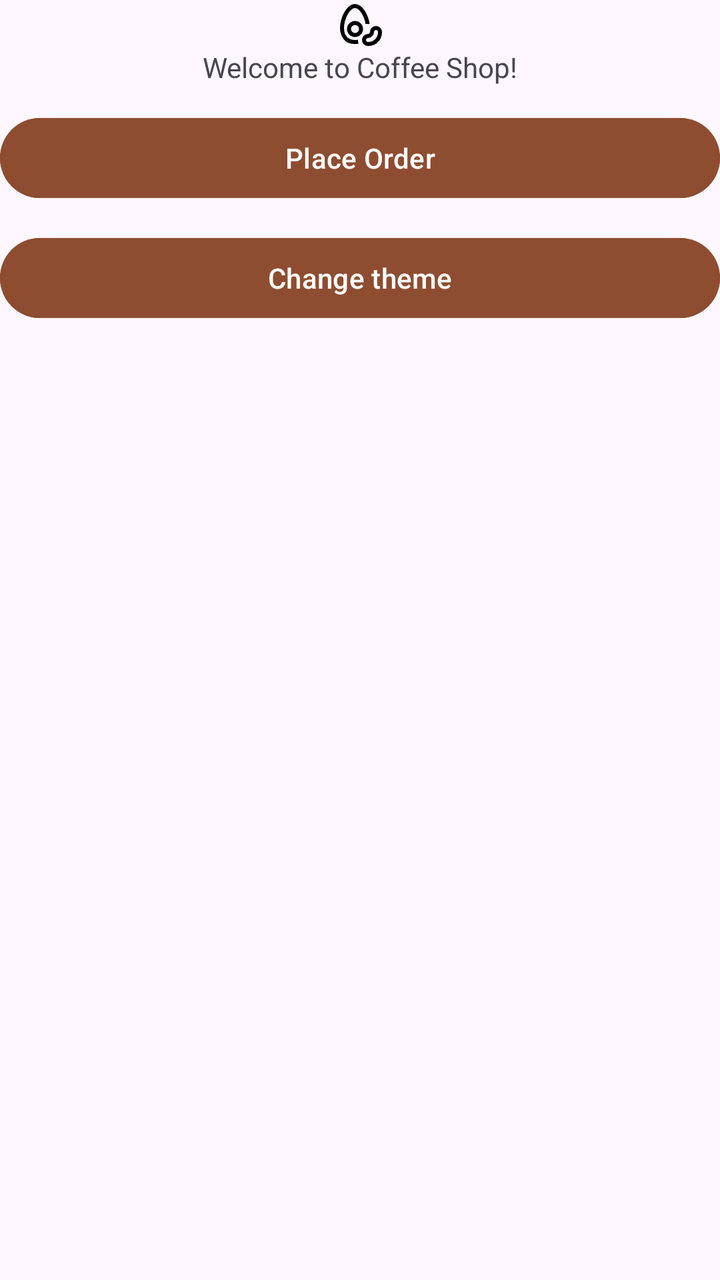
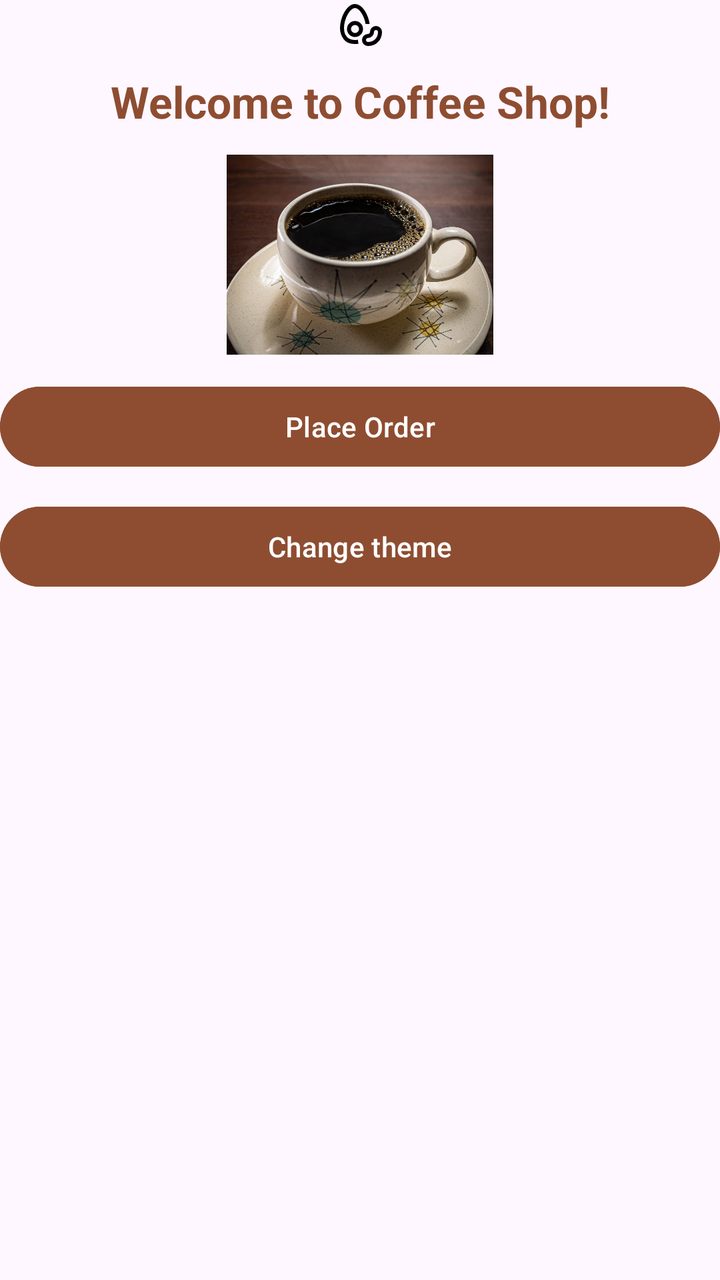

Screens rendered from an Android XML layout before and after an edit, with the pre-edit source and the edit as a unified diff.
<!-- AndroidManifest.xml: application theme Theme.CoffeeMid -->
<!-- res/layout/activity_main.xml -->
<?xml version="1.0" encoding="utf-8"?>
<LinearLayout xmlns:android="http://schemas.android.com/apk/res/android"
    xmlns:app="http://schemas.android.com/apk/res-auto"
    xmlns:tools="http://schemas.android.com/tools"
    android:id="@+id/main"
    android:layout_width="match_parent"
    android:layout_height="match_parent"
    android:orientation="vertical"
    tools:context=".MainActivity">

    <ImageView
        android:id="@+id/BeanIcon"
        android:layout_width="match_parent"
        android:layout_height="wrap_content"

        android:src="@drawable/outline_avocado_bean_24"
        android:contentDescription="@string/app_logo"
        />

    <TextView
        android:layout_width="match_parent"
        android:layout_height="wrap_content"

        android:textAlignment="center"
        android:text="Welcome to Coffee Shop!" />

    <Button
        android:id="@+id/OrderBtn"
        android:text="@string/place_order"
        style="@style/PrimaryButton" />
    <Button
        android:id="@+id/SettingsBtn"
        android:text="@string/change_theme"
        style="@style/PrimaryButton"/>

</LinearLayout>
<!-- resources referenced by this layout -->
<resources>
  <!-- drawable outline_avocado_bean_24: vector/xml drawable (drawable, 2052 chars, omitted) -->
  <string name="app_logo">App_Logo</string>
  <string name="change_theme">Change theme</string>
  <string name="place_order">Place Order</string>
  <style name="PrimaryButton">
          <item name="android:layout_width">match_parent</item>
          <item name="android:layout_height">wrap_content</item>
          <item name="android:layout_marginTop">12dp</item>
          <item name="android:textAllCaps">false</item>
          <item name="android:backgroundTint">?attr/colorPrimary</item>
          <item name="android:textColor">?attr/colorOnPrimary</item>
      </style>
  <style name="Theme.CoffeeMid" parent="Base.Theme.CoffeeMid" />
  <style name="Base.Theme.CoffeeMid" parent="Theme.Material3.DayNight.NoActionBar">
          <item name="colorPrimary">@color/coffee_primary</item>
          <item name="colorSecondary">@color/coffee_secondary</item>
          <item name="colorSurface">@color/coffee_surface</item>
      </style>
  <color name="coffee_primary">#8e4d31</color>
  <color name="coffee_secondary">#77574b</color>
  <color name="coffee_surface">#685e30</color>
</resources>

<!-- the commit's change to res/layout/activity_main.xml (unified diff, before → after) -->
@@ -12,6 +12,7 @@
         android:id="@+id/BeanIcon"
         android:layout_width="match_parent"
         android:layout_height="wrap_content"
+        style="@style/HeaderLogo"
 
         android:src="@drawable/outline_avocado_bean_24"
         android:contentDescription="@string/app_logo"
@@ -20,9 +21,16 @@
     <TextView
         android:layout_width="match_parent"
         android:layout_height="wrap_content"
+        style="@style/AppTitle"
 
         android:textAlignment="center"
         android:text="Welcome to Coffee Shop!" />
+
+    <ImageView
+        android:layout_width="wrap_content"
+        android:layout_height="100dp"
+        android:src="@drawable/coffee"
+        />
 
     <Button
         android:id="@+id/OrderBtn"
<!-- resource entries referenced after the edit -->
@@ -1,9 +1,27 @@
 <!-- resources referenced by this layout -->
 <resources>
+  <!-- drawable coffee: jpg bitmap (drawable, 206675 bytes) -->
   <!-- drawable outline_avocado_bean_24: vector/xml drawable (drawable, 2052 chars, omitted) -->
   <string name="app_logo">App_Logo</string>
   <string name="change_theme">Change theme</string>
   <string name="place_order">Place Order</string>
+  <style name="AppTitle">
+          <item name="android:textSize">22sp</item>
+          <item name="android:textStyle">bold</item>
+          <item name="android:layout_width">match_parent</item>
+          <item name="android:layout_height">wrap_content</item>
+          <item name="android:paddingTop">12dp</item>
+          <item name="android:paddingBottom">12dp</item>
+          <item name="android:textAlignment">center</item>
+          <item name="android:layout_columnSpan">2</item>
+          <item name="android:textColor">?attr/colorPrimary</item>
+      </style>
+  <style name="HeaderLogo">
+          <item name="android:layout_width">80dp</item>
+          <item name="android:layout_height">80dp</item>
+          <item name="android:layout_gravity">center_horizontal</item>s
+          <item name="color">?attr/colorPrimary</item>
+      </style>
   <style name="PrimaryButton">
           <item name="android:layout_width">match_parent</item>
           <item name="android:layout_height">wrap_content</item>
